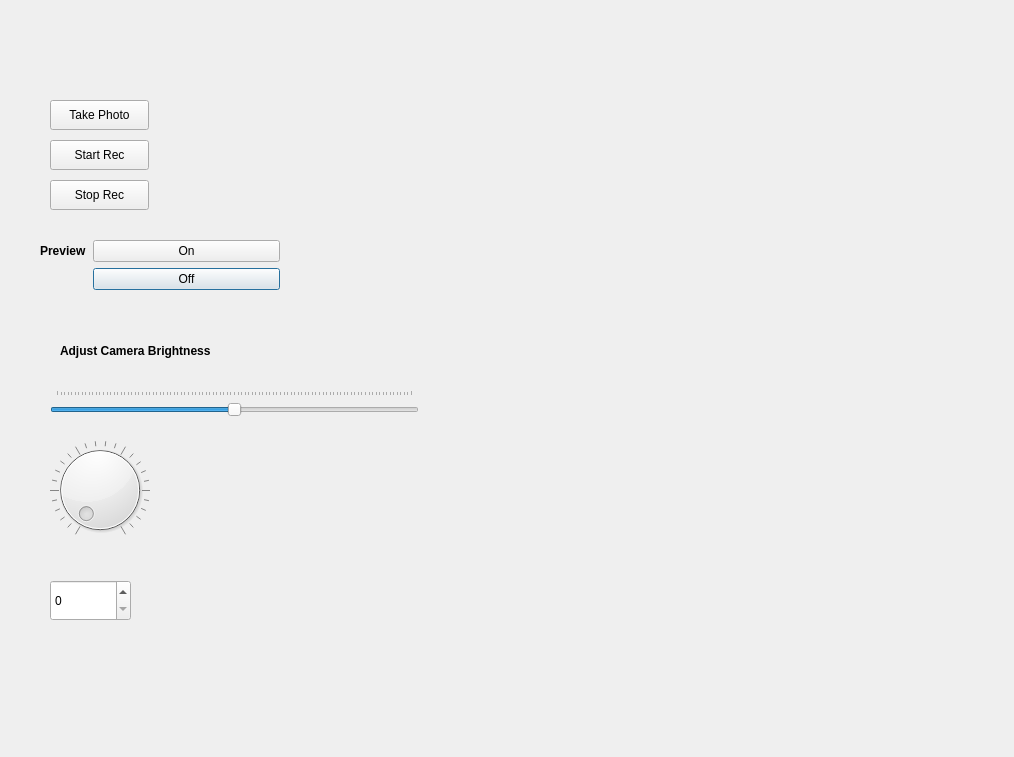
Old version of the form vwBrightness.ui in the repository cambridgeBlueMan/zoomCode.
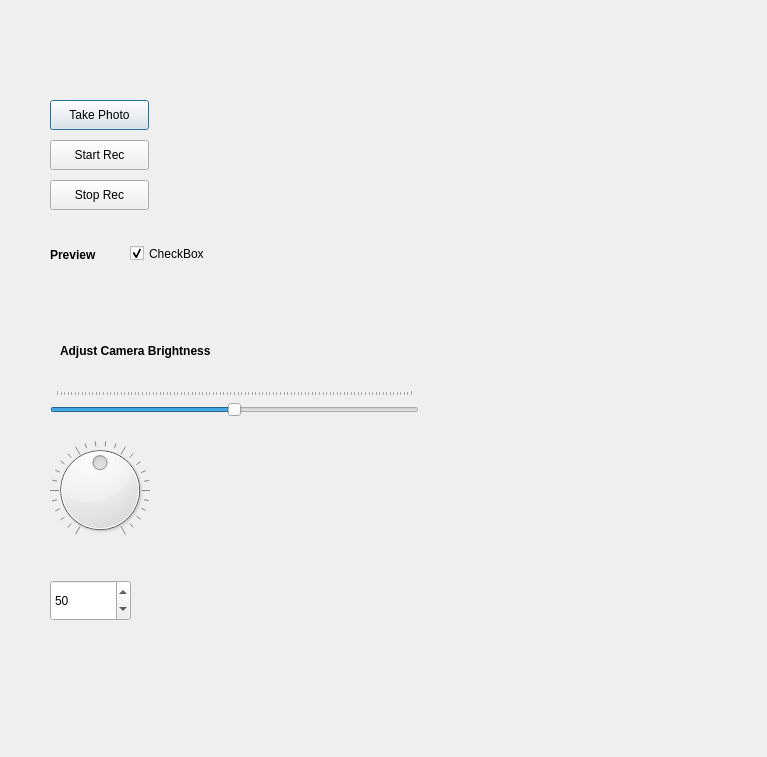
New version of the form.

```diff
--- a/vwBrightness.ui
+++ b/vwBrightness.ui
@@ -6,52 +6,13 @@
    <rect>
     <x>0</x>
     <y>0</y>
-    <width>1014</width>
+    <width>767</width>
     <height>757</height>
    </rect>
   </property>
   <property name="windowTitle">
    <string>Dialog</string>
   </property>
-  <widget class="QWidget" name="formLayoutWidget_3">
-   <property name="geometry">
-    <rect>
-     <x>40</x>
-     <y>240</y>
-     <width>240</width>
-     <height>80</height>
-    </rect>
-   </property>
-   <layout class="QFormLayout" name="formLayout_3">
-    <item row="1" column="1">
-     <widget class="QPushButton" name="CameraPreviewOff">
-      <property name="text">
-       <string>Off</string>
-      </property>
-     </widget>
-    </item>
-    <item row="0" column="1">
-     <widget class="QPushButton" name="cameraPreviewOn">
-      <property name="text">
-       <string>On</string>
-      </property>
-     </widget>
-    </item>
-    <item row="0" column="0">
-     <widget class="QLabel" name="cameraPreview">
-      <property name="font">
-       <font>
-        <weight>75</weight>
-        <bold>true</bold>
-       </font>
-      </property>
-      <property name="text">
-       <string>Preview</string>
-      </property>
-     </widget>
-    </item>
-   </layout>
-  </widget>
   <widget class="QSlider" name="brightnessSlider">
    <property name="geometry">
     <rect>
@@ -89,6 +50,9 @@
    <property name="maximum">
     <number>100</number>
    </property>
+   <property name="value">
+    <number>50</number>
+   </property>
   </widget>
   <widget class="QPushButton" name="takePhoto">
    <property name="geometry">
@@ -160,10 +124,51 @@
    <property name="maximum">
     <number>100</number>
    </property>
+   <property name="value">
+    <number>50</number>
+   </property>
    <property name="notchesVisible">
     <bool>true</bool>
    </property>
   </widget>
+  <widget class="QLabel" name="Preview">
+   <property name="geometry">
+    <rect>
+     <x>50</x>
+     <y>240</y>
+     <width>58</width>
+     <height>30</height>
+    </rect>
+   </property>
+   <property name="font">
+    <font>
+     <weight>75</weight>
+     <bold>true</bold>
+    </font>
+   </property>
+   <property name="text">
+    <string>Preview</string>
+   </property>
+   <property name="buddy">
+    <cstring>Preview</cstring>
+   </property>
+  </widget>
+  <widget class="QCheckBox" name="preview">
+   <property name="geometry">
+    <rect>
+     <x>130</x>
+     <y>240</y>
+     <width>101</width>
+     <height>27</height>
+    </rect>
+   </property>
+   <property name="text">
+    <string>CheckBox</string>
+   </property>
+   <property name="checked">
+    <bool>true</bool>
+   </property>
+  </widget>
  </widget>
  <resources/>
  <connections>
```
Left out of the diff: 51 changed lines with no effect on the pictures.
